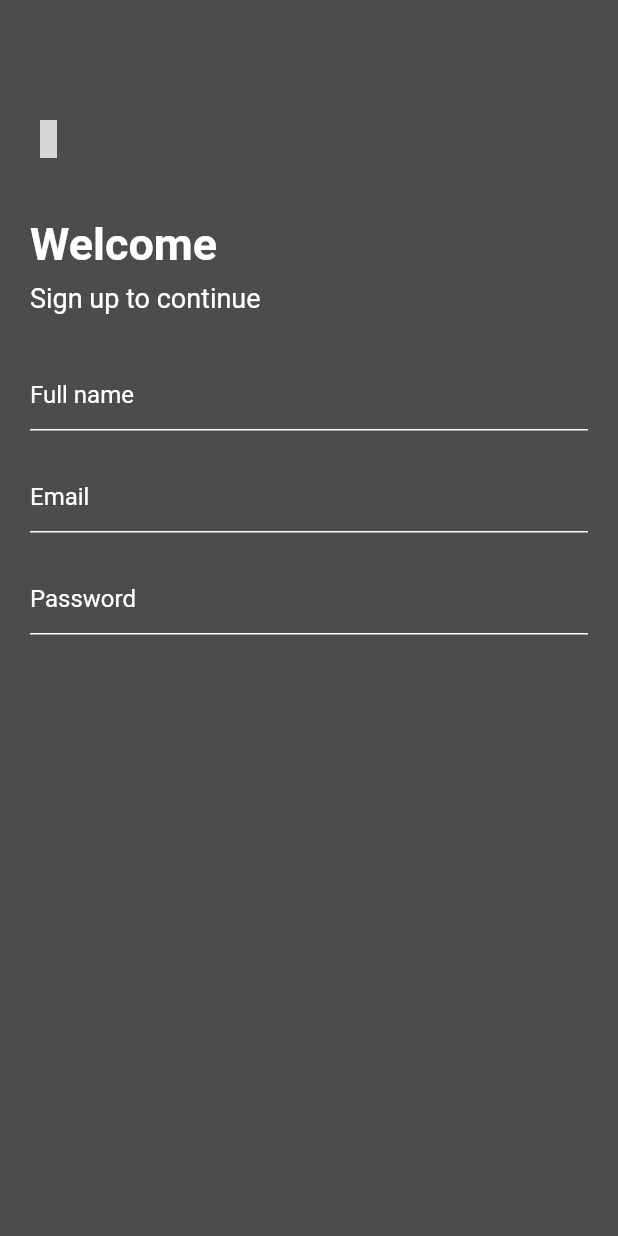
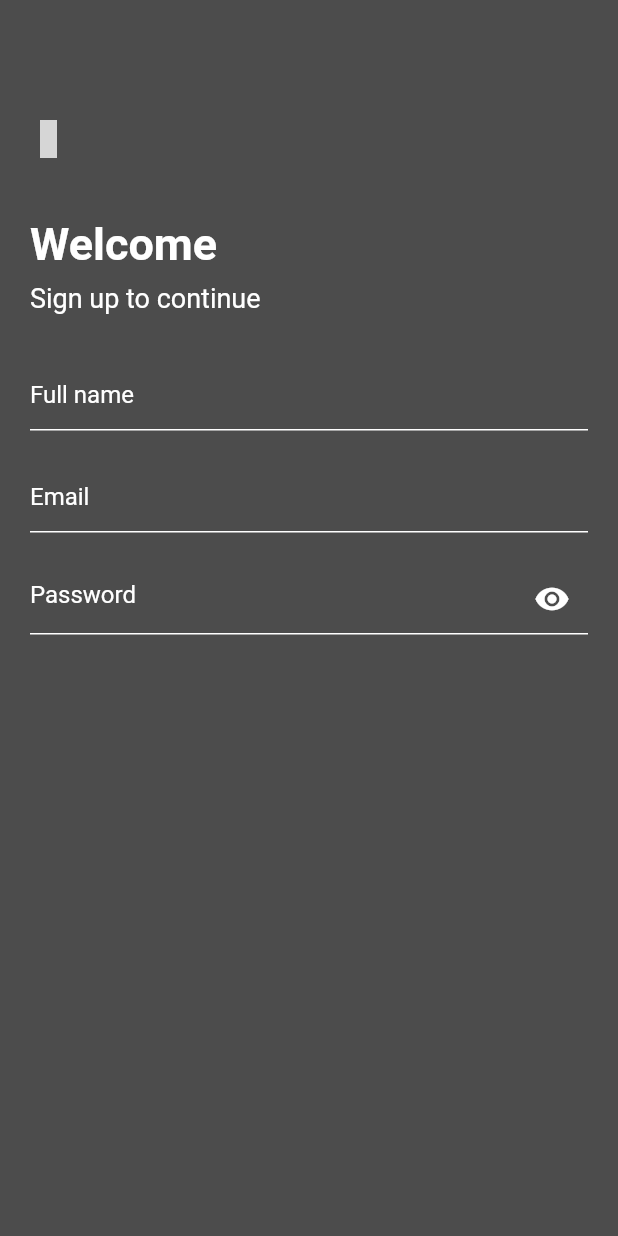
Before and after one commit to Devsaci/grocery_app_hadi_v2, a Flutter app: the RegisterScreen screen opened by its route, on a phone screen of 412 x 824 dp. Run offline on Flutter 3.47's test engine with Material 2 defaults, Android fonts, the phone set to English and light mode, and no system bars; drawn by our look-alikes of card_swiper; our stand-ins replace fancy_shimmer_image, flutter_iconly, shared_preferences; accounts and stored records are empty; grey boxes are pictures that could not be loaded.

Commit message:
suffixIcon    Icons.visibility,

```diff
--- a/lib/screens/auth/register.dart
+++ b/lib/screens/auth/register.dart
@@ -159,6 +159,10 @@ class _RegisterScreenState extends State<RegisterScreen> {
                           onEditingComplete: () =>
                               FocusScope.of(context).requestFocus(),
                           decoration: const InputDecoration(
+                            suffixIcon: Icon(
+                              Icons.visibility,
+                              color: Colors.white,
+                            ),
                             hintText: 'Password',
                             hintStyle: TextStyle(color: Colors.white),
                             enabledBorder: UnderlineInputBorder(
```
